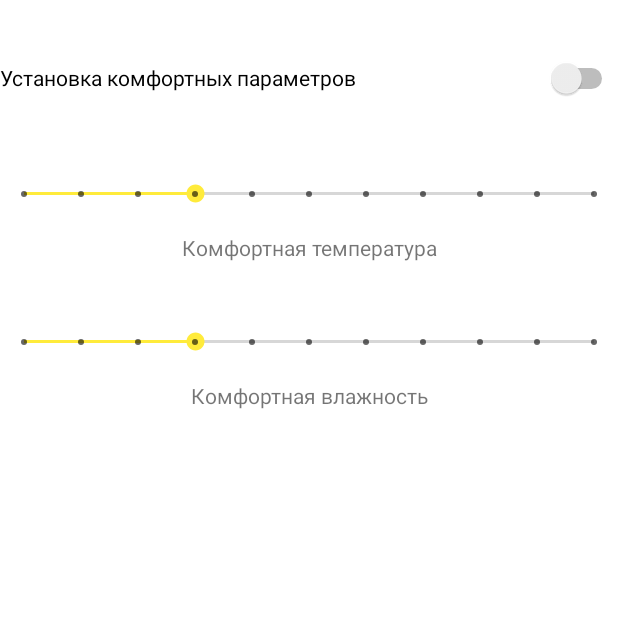
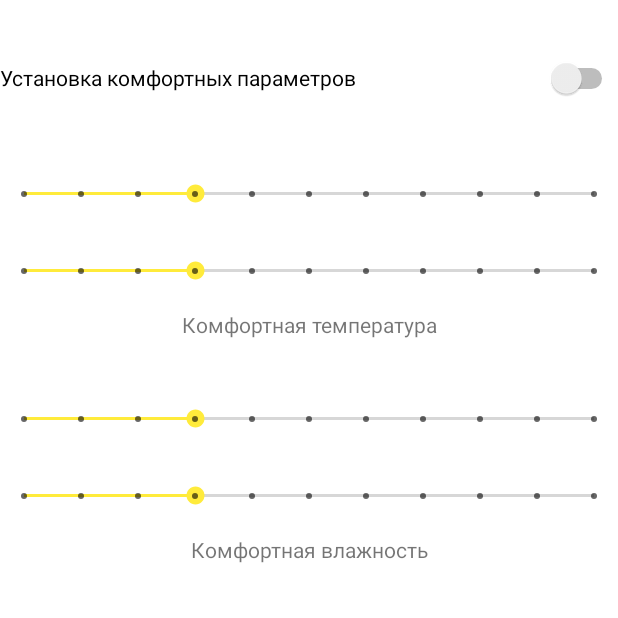
Before and after one commit to KAKBE/smart-House, an Android app: the fragment ClimateComfortfragment shown on its own in the app's theme, on a phone screen of 412 x 824 dp, the top half of it. Run offline under Robolectric (Android 15) with nearby library versions, the phone set to English and light mode, and no system bars.

Commit message:
Добавили тестовый фрагмент7

```diff
--- a/app/build.gradle
+++ b/app/build.gradle
@@ -45,4 +45,5 @@ dependencies {
     implementation 'org.jetbrains.kotlinx:kotlinx-coroutines-core:1.3.8'
     implementation 'org.jetbrains.kotlinx:kotlinx-coroutines-android:1.3.8'
     implementation 'androidx.lifecycle:lifecycle-runtime-ktx:2.2.0'
+    implementation 'com.jjoe64:graphview:4.2.2'
 }
--- a/app/src/main/java/com/example/myapplication/MainActivity.kt
+++ b/app/src/main/java/com/example/myapplication/MainActivity.kt
@@ -3,6 +3,7 @@ package com.example.myapplication
 import androidx.appcompat.app.AppCompatActivity
 import android.os.Bundle
 import androidx.fragment.app.Fragment
+import com.example.myapplication.ui.EnergyDayfragment
 import com.example.myapplication.ui.Lightfragment
 
 class MainActivity : AppCompatActivity() {
@@ -10,7 +11,7 @@ class MainActivity : AppCompatActivity() {
         super.onCreate(savedInstanceState)
         setContentView(R.layout.activity_main)
         if (savedInstanceState == null) {
-            navigateTo(Lightfragment())
+            navigateTo(EnergyDayfragment())
         }
 
 
--- a/app/src/main/res/layout/fragment_accesscall.xml
+++ b/app/src/main/res/layout/fragment_accesscall.xml
@@ -7,7 +7,7 @@
 
     <TextView
         android:id="@+id/button8"
-        tools:text="25"
+        tools:text="История"
         android:layout_width="match_parent"
         android:layout_height="wrap_content"
         android:layout_marginTop="28dp"
--- a/app/src/main/res/layout/fragment_climatecomfort.xml
+++ b/app/src/main/res/layout/fragment_climatecomfort.xml
@@ -19,6 +19,14 @@
         android:progress="3"
         android:layout_marginTop="28dp"/>
 
+    <SeekBar
+        android:id="@+id/seekBar3"
+        style="@style/Widget.AppCompat.SeekBar.Discrete"
+        android:layout_width="match_parent"
+        android:layout_height="51dp"
+        android:max="10"
+        android:progress="3" />
+
     <TextView
         android:id="@+id/textView6"
         android:layout_width="match_parent"
@@ -35,6 +43,14 @@
         android:max="10"
         android:progress="3" />
 
+    <SeekBar
+        android:id="@+id/seekBar6"
+        style="@style/Widget.AppCompat.SeekBar.Discrete"
+        android:layout_width="match_parent"
+        android:layout_height="51dp"
+        android:max="10"
+        android:progress="3" />
+
     <TextView
         android:id="@+id/textView7"
         android:layout_width="match_parent"
```
Also changed, not shown: app/src/main/java/com/example/myapplication/ui/EnergyDayfragment.kt (+19 -1 lines), app/src/main/res/layout/fragment_energyday.xml (+6 -4 lines), app/src/main/res/layout/fragment_light.xml (+16 -0 lines).
